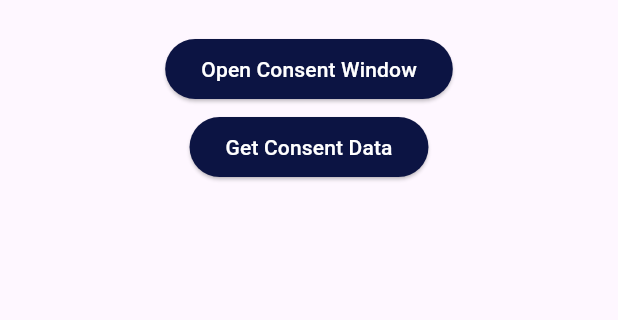
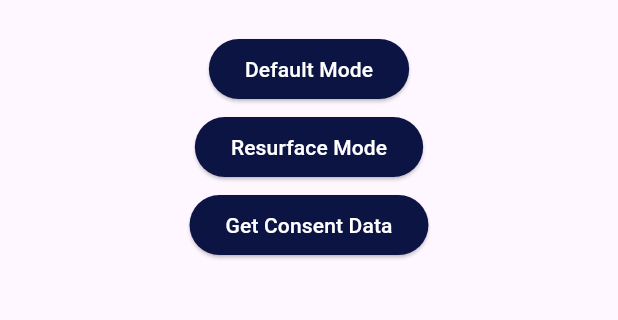
Before and after one commit to ClickioTech/clickio_consent_sdk_flutter, a Flutter app: the screen it shows after launch, on a phone screen of 412 x 824 dp, the part 75-395 px from its top. Run offline on Flutter 3.47's test engine with Material 3 defaults, Android fonts, the phone set to English and light mode, and no system bars; our stand-ins replace plugin_platform_interface.

Commit message:
Release ClickioConsentSdk v1.0.0 (#2)

```diff
--- a/example/lib/main.dart
+++ b/example/lib/main.dart
@@ -47,12 +47,23 @@ class _MyAppState extends State<MyApp> {
                   children: [
                     const SizedBox(height: 16),
                     ElevatedButton(
+                      onPressed: openDialogInDefaultMode,
+                      style: ElevatedButton.styleFrom(
+                        backgroundColor: Color.fromRGBO(12, 20, 67, 1.0),
+                      ),
+                      child: const Text(
+                        'Default Mode',
+                        style: TextStyle(color: Colors.white),
+                      ),
+                    ),
+                    const SizedBox(height: 4),
+                    ElevatedButton(
                       onPressed: openDialog,
                       style: ElevatedButton.styleFrom(
                         backgroundColor: Color.fromRGBO(12, 20, 67, 1.0),
                       ),
                       child: const Text(
-                        'Open Consent Window',
+                        'Resurface Mode',
                         style: TextStyle(color: Colors.white),
                       ),
                     ),
@@ -67,6 +78,17 @@ class _MyAppState extends State<MyApp> {
                         style: TextStyle(color: Colors.white),
                       ),
                     ),
+                    // const SizedBox(height: 4),
+                    // ElevatedButton(
+                    //   onPressed: () {},
+                    //   style: ElevatedButton.styleFrom(
+                    //     backgroundColor: const Color.fromRGBO(12, 20, 67, 1.0),
+                    //   ),
+                    //   child: const Text(
+                    //     'Clear cache',
+                    //     style: TextStyle(color: Colors.white),
+                    //   ),
+                    // ),
                   ],
                 ),
               ),
@@ -106,16 +128,18 @@ class _MyAppState extends State<MyApp> {
   Future<void> initializeSdk() async {
     await clickioConsentSdk.setLogsMode(mode: LogsMode.verbose);
     await clickioConsentSdk.initialize(config: config);
+    await clickioConsentSdk.openDialog(attNeeded: true);
+  }
+
+  Future<void> openDialogInDefaultMode() async {
+    await clickioConsentSdk.openDialog();
   }
 
   Future<void> openDialog() async {
     await clickioConsentSdk.openDialog(
       mode: DialogMode.resurface,
-      showATTFirst: true,
       attNeeded: true,
     );
-
-    await getConsentData();
   }
 
   Future<void> getConsentData() async {
--- a/lib/clickio_consent_sdk.dart
+++ b/lib/clickio_consent_sdk.dart
@@ -33,16 +33,13 @@ class ClickioConsentSdk {
   /// You can customize the dialog's mode and whether the App Tracking Transparency (ATT) dialog should be shown first.
   ///
   /// [mode] - The dialog mode to be used. Defaults to [DialogMode.defaultMode].
-  /// [showATTFirst] - A flag to specify whether to show the ATT dialog first. Defaults to `false`.
   /// [attNeeded] - A flag indicating whether ATT consent is needed. Defaults to `false`.
   Future<void> openDialog({
     DialogMode mode = DialogMode.defaultMode,
-    bool showATTFirst = false,
     bool attNeeded = false,
   }) async {
     return ClickioConsentSdkPlatform.instance.openDialog(
       mode: mode,
-      showATTFirst: showATTFirst,
       attNeeded: attNeeded,
     );
   }
--- a/lib/clickio_consent_sdk_method_channel.dart
+++ b/lib/clickio_consent_sdk_method_channel.dart
@@ -35,16 +35,12 @@ class MethodChannelClickioConsentSdk extends ClickioConsentSdkPlatform {
   @override
   Future<String?> openDialog({
     required DialogMode mode,
-    required bool showATTFirst,
     required bool attNeeded,
   }) async {
     try {
       final args = {
         'mode': mode.name,
-        if (Platform.isIOS) ...{
-          'showATTFirst': showATTFirst,
-          'attNeeded': attNeeded,
-        },
+        if (Platform.isIOS) ...{'attNeeded': attNeeded},
       };
 
       final result = await _methodChannel.invokeMethod<String>(
```
Also changed, not shown: lib/clickio_consent_sdk_platform_interface.dart (+1 -6 lines), 7 other files.
